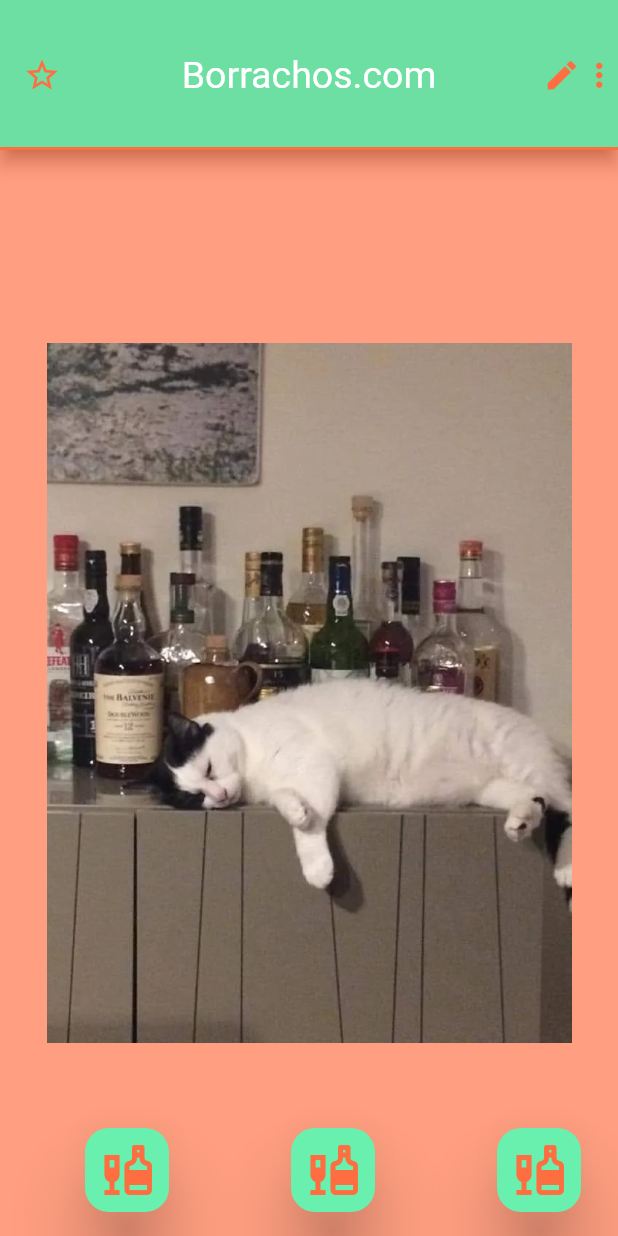
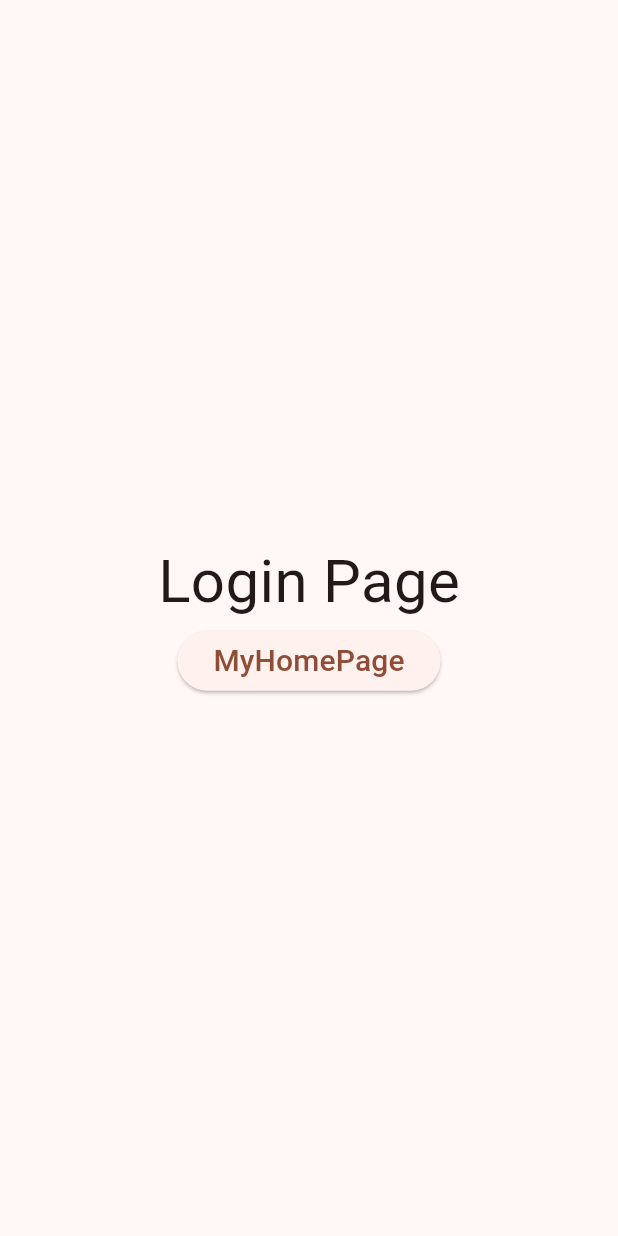
Before and after one commit to chernandez83/my_first_flutter_app, a Flutter app: the screen it shows after launch, on a phone screen of 412 x 824 dp. Run offline on Flutter 3.47's test engine with Material 2 defaults, Android fonts, the phone set to English and light mode, and no system bars; our stand-ins replace page_transition; Roboto replaces fonts that are missing (BungeeSpice); project files that could hold a hidden picture were left out.

Commit message:
Navegación

```diff
--- /dev/null
+++ b/lib/Common/HomeArguments.dart
@@ -0,0 +1,6 @@
+class HomeArguments {
+  String title;
+  String message;
+
+  HomeArguments(this.title, this.message);
+}
--- /dev/null
+++ b/lib/Common/MyRouters.dart
@@ -0,0 +1,34 @@
+import 'package:flutter/material.dart';
+import 'package:my_first_app/Pages/LoginPage.dart';
+import 'package:my_first_app/Pages/MyHomePage.dart';
+import 'package:my_first_app/Pages/NowPlayingPage.dart';
+import 'package:my_first_app/Pages/PlayListPage.dart';
+import 'package:page_transition/page_transition.dart';
+
+const String ROUTE_HOME = '/home';
+const String ROUTE_LOGIN = '/login';
+const String ROUTE_PLAYLIST = '/playlist';
+const String ROUTE_NOWPLAYING = '/nowplaying';
+
+class MyRouters {
+  static Route<dynamic> generateRoute(RouteSettings settings) {
+    switch(settings.name) {
+      case ROUTE_HOME:
+        //return MaterialPageRoute(builder: (_) => MyHomePage());
+        return PageTransition(
+          child: const MyHomePage(),
+          type: PageTransitionType.scale,
+          settings: settings,
+          alignment: Alignment.center,
+        );
+      case ROUTE_LOGIN:
+        return MaterialPageRoute(builder: (_) => LoginPage());
+      case ROUTE_PLAYLIST:
+        return MaterialPageRoute(builder: (_) => PlayListPage());
+      case ROUTE_NOWPLAYING:
+        return MaterialPageRoute(builder: (_) => NowPlayingPage());
+      default:
+        return MaterialPageRoute(builder: (_) => LoginPage());
+    }
+  }
+}
--- /dev/null
+++ b/lib/Pages/LoginPage.dart
@@ -0,0 +1,49 @@
+import 'package:flutter/material.dart';
+import 'package:my_first_app/Common/HomeArguments.dart';
+import 'package:my_first_app/Common/MyRouters.dart';
+import 'package:my_first_app/Pages/MyHomePage.dart';
+
+class LoginPage extends StatefulWidget {
+  const LoginPage({super.key});
+
+  @override
+  State<StatefulWidget> createState() => LoginPageState();
+}
+
+class LoginPageState extends State<LoginPage> {
+  @override
+  Widget build(BuildContext context) {
+    return Scaffold(
+      body: SafeArea(
+        child: Center(
+          child: Column(
+            mainAxisAlignment: MainAxisAlignment.center,
+            children: [
+              const Text(
+                "Login Page",
+                style: TextStyle(
+                  fontSize: 40,
+                ),
+              ),
+              ElevatedButton(
+                child: const Text(
+                  "MyHomePage",
+                  style: TextStyle(
+                    fontSize: 20,
+                  ),
+                ),
+                onPressed: () => {
+                  /*Navigator.push(context, MaterialPageRoute(
+                      builder: (context) => const MyHomePage(),
+                    )
+                  ),*/
+                  Navigator.pushNamed(context, ROUTE_HOME, arguments: HomeArguments("Hola 2","Mensaje",)),
+                },
+              ),
+            ],
+          ),
+        ),
+      ),
+    );
+  }
+}
--- a/lib/Pages/MyHomePage.dart
+++ b/lib/Pages/MyHomePage.dart
@@ -1,4 +1,5 @@
 import 'package:flutter/material.dart';
+import 'package:my_first_app/Common/HomeArguments.dart';
 import 'package:my_first_app/Widgets/Basicos/Actividad/MyCatAppBar.dart';
 import 'package:my_first_app/Widgets/Basicos/Actividad/MyCatFloatingButton.dart';
 import 'package:my_first_app/Widgets/Basicos/Actividad/MyCatImage.dart';
@@ -11,9 +12,9 @@ import 'package:my_first_app/Widgets/Basicos/my_buttons.dart';
 import 'package:my_first_app/Widgets/Basicos/my_floating_action_button.dart';
 
 class MyHomePage extends StatefulWidget {
-  const MyHomePage({super.key, required this.title});
+  const MyHomePage({super.key, this.title});
 
-  final String title;
+  final String? title;
 
   @override
   State<MyHomePage> createState() => _MyHomePageState();
@@ -30,20 +31,27 @@ class _MyHomePageState extends State<MyHomePage> {
 
   @override
   Widget build(BuildContext context) {
+    HomeArguments args;
+    try {
+      args = ModalRoute.of(context)!.settings.arguments as HomeArguments;
+    }
+    catch (e) {
+      args = HomeArguments("borrachos.catch", "Prueba");
+    }
 
     return Scaffold(
       backgroundColor: Colors.deepOrangeAccent[100],
       //floatingActionButton: const MyCatFloatingActionButton(),
       floatingActionButton: const Row(
-        mainAxisAlignment: MainAxisAlignment.spaceAround,
+        mainAxisAlignment: MainAxisAlignment.start,
         children: [
           MyCatFloatingActionButton(),
-          MyCatFloatingActionButton(),
-          MyCatFloatingActionButton(),
+          //MyCatFloatingActionButton(),
+          //MyCatFloatingActionButton(),
         ],
       ),
       floatingActionButtonLocation: FloatingActionButtonLocation.startFloat,
-      appBar: const MyCatAppBar(),
+      appBar: MyCatAppBar(title: args.title),
       body: const SafeArea(
         child: Center(
           child: MyCatImage(),
--- a/lib/Widgets/Basicos/Actividad/MyCatAppBar.dart
+++ b/lib/Widgets/Basicos/Actividad/MyCatAppBar.dart
@@ -1,13 +1,14 @@
 import 'package:flutter/material.dart';
 
 class MyCatAppBar extends StatelessWidget implements PreferredSizeWidget {
-  const MyCatAppBar({super.key});
+  String title;
+  MyCatAppBar({super.key, this.title="borrachos.com"});
 
   @override
   Widget build(BuildContext context) {
     return AppBar(
-      title: const Text(
-        "Borrachos.com",
+      title: Text(
+        title,
       ),
       titleTextStyle: const TextStyle(
         fontFamily: "BungeeSpice",
--- a/lib/main.dart
+++ b/lib/main.dart
@@ -1,4 +1,6 @@
 import 'package:flutter/material.dart';
+import 'package:my_first_app/Common/MyRouters.dart';
+import 'package:my_first_app/Pages/LoginPage.dart';
 import 'package:my_first_app/Pages/MyHomePage.dart';
 
 void main() {
@@ -14,11 +16,13 @@ class MyApp extends StatelessWidget {
     return MaterialApp(
       title: 'Flutter Demo',
       debugShowCheckedModeBanner: false,
+      onGenerateRoute: MyRouters.generateRoute,
+      initialRoute: ROUTE_LOGIN,
       theme: ThemeData(
         colorScheme: ColorScheme.fromSeed(seedColor: Colors.deepOrangeAccent),
         useMaterial3: true,
       ),
-      home: const MyHomePage(title: 'My first app'),
+      home: const LoginPage(),
     );
   }
 }
--- a/pubspec.yaml
+++ b/pubspec.yaml
@@ -30,7 +30,7 @@ environment:
 dependencies:
   flutter:
     sdk: flutter
-
+  page_transition: ^2.0.9
 
   # The following adds the Cupertino Icons font to your application.
   # Use with the CupertinoIcons class for iOS style icons.
```
Also changed, not shown: lib/Pages/NowPlayingPage.dart (added, +46 -0 lines), lib/Pages/PlayListPage.dart (added, +46 -0 lines), lib/Widgets/Basicos/Actividad/MyCatFloatingButton.dart (+11 -1 lines).
